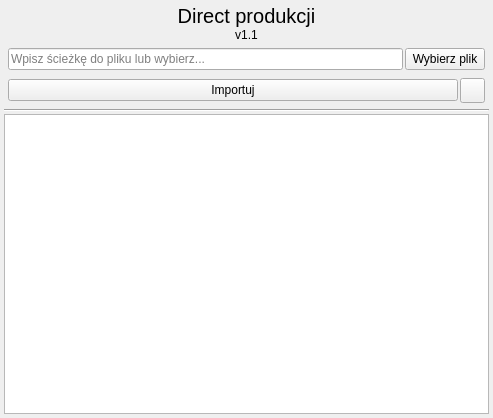
This is Forms/direct_prod.ui in kolomir/place_v2 as Qt 5 draws it before an edit. The edited form follows.
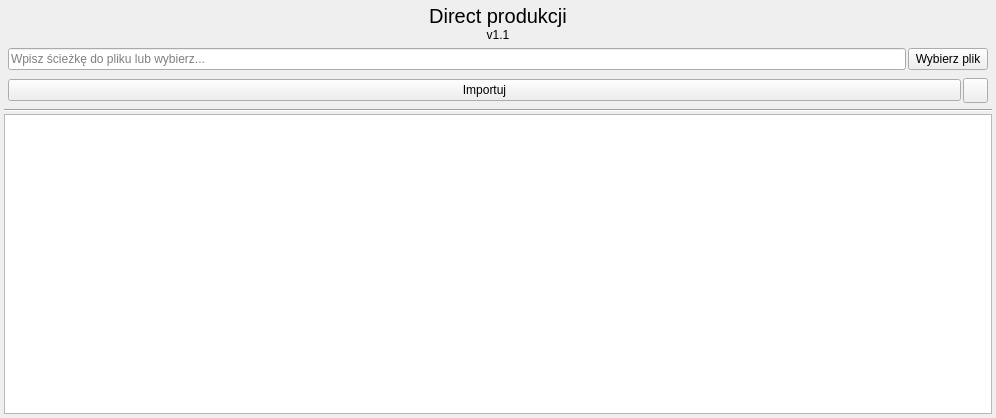
This is the edited form. Icons and pictures are not drawn.

What changed in the file:
```diff
--- a/Forms/direct_prod.ui
+++ b/Forms/direct_prod.ui
@@ -6,7 +6,7 @@
    <rect>
     <x>0</x>
     <y>0</y>
-    <width>493</width>
+    <width>996</width>
     <height>418</height>
    </rect>
   </property>
```
